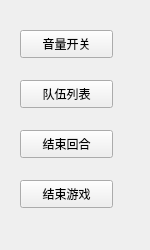
Before: the Qt Designer form Fear_No_One/System/Interface/functionlist.ui in TTaket/-, drawn with Qt 5.
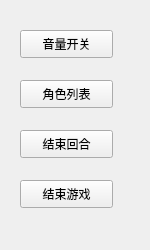
After: the same form once the commit is applied.

The edit to the form file:
```diff
--- a/Fear_No_One/System/Interface/functionlist.ui
+++ b/Fear_No_One/System/Interface/functionlist.ui
@@ -36,7 +36,7 @@
     </rect>
    </property>
    <property name="text">
-    <string>队伍列表</string>
+    <string>角色列表</string>
    </property>
   </widget>
   <widget class="QPushButton" name="pb_overgame">
```
Left out of the diff: 2 changed lines with no effect on the pictures.
